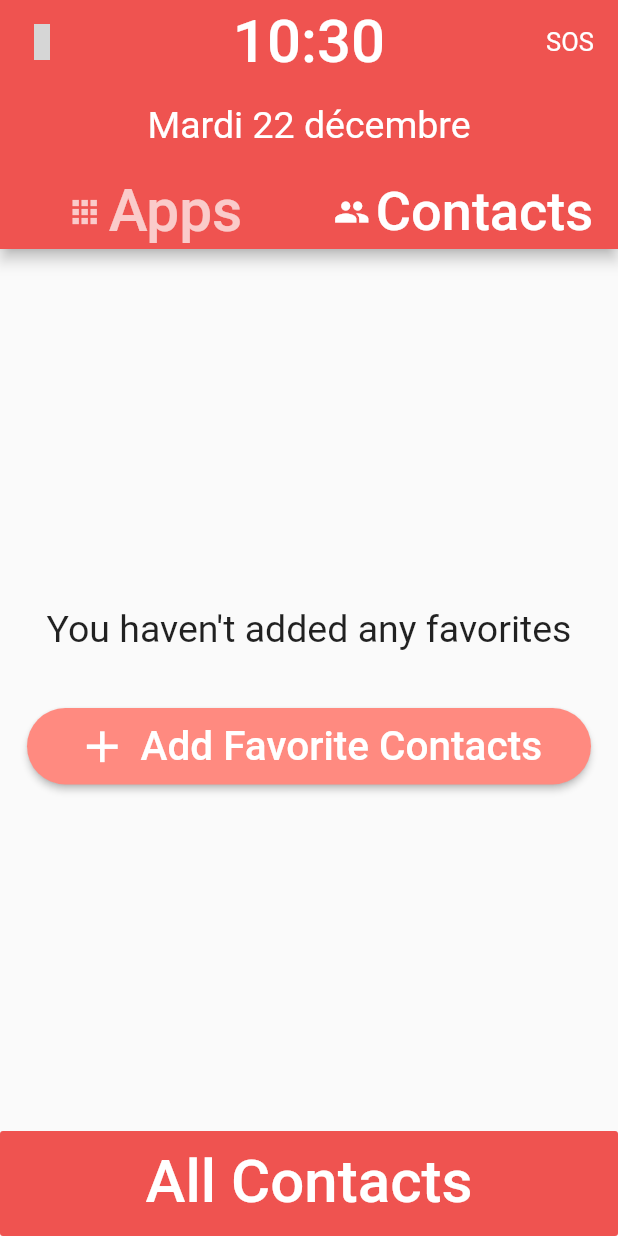
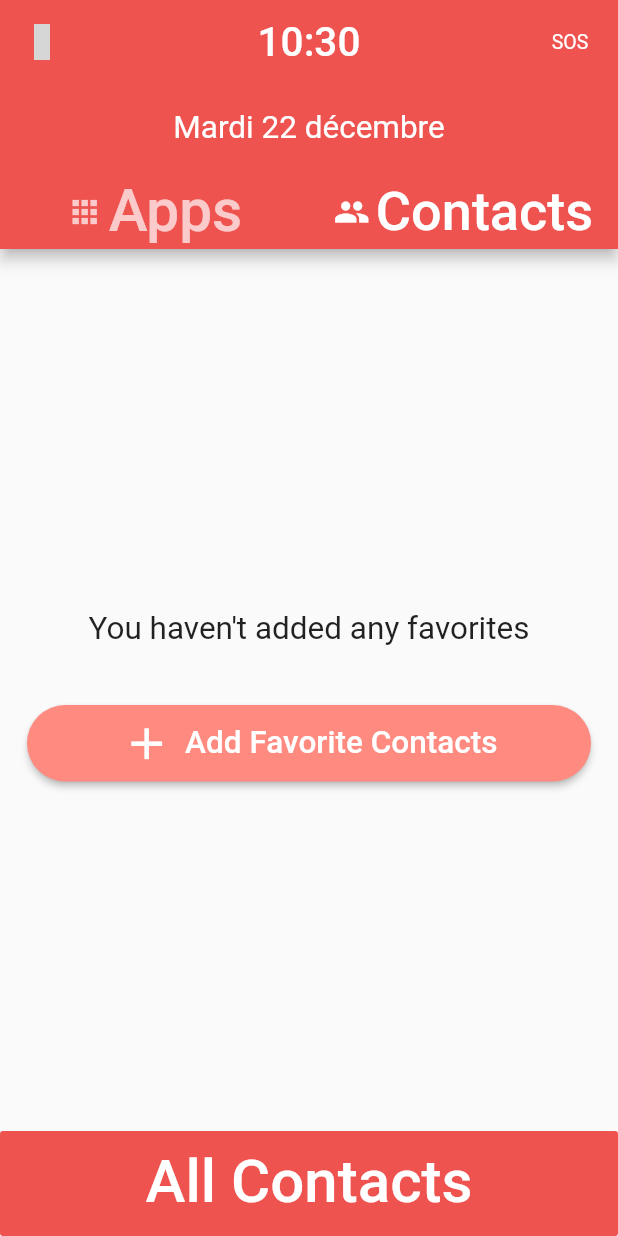
Before and after one commit to ClementSicard/SeniorLauncher, a Flutter app: the screen it shows after launch, tab 2 chosen, on a phone screen of 412 x 824 dp. Run offline on Flutter 3.47's test engine with Material 2 defaults, Android fonts, the phone set to English and light mode, and no system bars; drawn by our look-alikes of auto_size_text; our stand-ins replace contacts_service, flutter_icons, fluttertoast, permission_handler, shared_preferences; missing offline and left inert: device_apps, flutter_downloader; statements that could not run were skipped; grey boxes are pictures that could not be loaded.

Commit message:
added dark theme support + big font as well

```diff
--- a/lib/ui/pages/home_page/call_dialog.dart
+++ b/lib/ui/pages/home_page/call_dialog.dart
@@ -15,7 +15,6 @@ Future CallDialog(BuildContext context, Item contact,
     {bool support = false, bool secureCall = false}) {
   return showCupertinoModalPopup(
     context: context,
-    filter: ImageFilter.blur(),
     builder: (context) => CupertinoActionSheet(
       title: Text(
         contact.name,
@@ -130,7 +129,7 @@ Future CallDialog(BuildContext context, Item contact,
                     ),
                   ),
                   Text(
-                    'Démarrer QuickSupport',
+                    'Contrôle à distance',
                     style: TextStyles.dialogActionMain,
                   ),
                 ],
--- a/lib/ui/pages/home_page/fav_grid_view.dart
+++ b/lib/ui/pages/home_page/fav_grid_view.dart
@@ -1,6 +1,7 @@
 import 'package:auto_size_text/auto_size_text.dart';
 import 'package:senior_launcher/constants/custom_functions.dart';
 import 'package:senior_launcher/models/item.dart';
+import 'package:senior_launcher/ui/colors.dart';
 import 'package:senior_launcher/ui/theme.dart';
 import 'package:flutter/material.dart';
 import 'package:senior_launcher/utils/circle_avatar_custom.dart';
@@ -30,7 +31,6 @@ class FavGridView extends StatelessWidget {
           children: favItems.map(
             (item) {
               return Card(
-                color: Colors.grey[200],
                 shape: RoundedRectangleBorder(
                   borderRadius: BorderRadius.circular(25.0),
                 ),
--- a/lib/ui/pages/home_page/home_page.dart
+++ b/lib/ui/pages/home_page/home_page.dart
@@ -54,7 +54,7 @@ class HomePage extends StatelessWidget {
             child: IconButton(
               icon: const Text(
                 'SOS',
-                style: TextStyle(fontSize: 17),
+                style: TextStyle(fontSize: 13),
               ),
               onPressed: () => showCupertinoModalPopup(
                 context: context,
--- a/lib/ui/pages/reorder_page/reorder_widget.dart
+++ b/lib/ui/pages/reorder_page/reorder_widget.dart
@@ -43,12 +43,6 @@ class ReorderableCard extends StatelessWidget {
   @override
   Widget build(BuildContext context) {
     return Card(
-      shape: RoundedRectangleBorder(
-        borderRadius: BorderRadius.circular(25.0),
-      ),
-      margin: const EdgeInsets.symmetric(horizontal: 2, vertical: 4),
-      color: Colors.grey[200],
-      elevation: 1,
       child: Padding(
         padding: const EdgeInsets.all(8.0),
         child: ListTile(
--- a/lib/ui/theme.dart
+++ b/lib/ui/theme.dart
@@ -3,37 +3,55 @@ import 'package:flutter/material.dart';
 
 var lightTheme = ThemeData(
   primaryColor: Colors.red[400],
-  accentColor: Colors.red,
+  accentColor: Colors.redAccent[100],
   backgroundColor: seniorWhite,
-  cardColor: seniorBlueGrey,
+  cardColor: seniorGrey,
   textTheme: Typography.blackMountainView,
+  cardTheme: CardTheme(
+    color: seniorGrey,
+    shape: RoundedRectangleBorder(
+      borderRadius: BorderRadius.circular(25.0),
+    ),
+    margin: const EdgeInsets.all(4.0),
+    elevation: 1,
+  ),
 );
 
 var darkTheme = ThemeData(
-    primaryColor: seniorDarkGrey,
-    accentColor: seniorPink,
-    backgroundColor: seniorBlack,
-    cardColor: seniorDarkGreySecondary,
-    dividerTheme: DividerThemeData(color: seniorBlueGrey),
-    textTheme: Typography.whiteMountainView);
+  primaryColor: Colors.red[400],
+  accentColor: Colors.redAccent[100],
+  backgroundColor: seniorBlack,
+  cardColor: seniorDarkGrey,
+  dividerTheme: DividerThemeData(color: seniorGrey),
+  textTheme: Typography.whiteMountainView,
+  cardTheme: CardTheme(
+    color: seniorDarkGrey,
+    shape: RoundedRectangleBorder(
+      borderRadius: BorderRadius.circular(25.0),
+    ),
+    margin: const EdgeInsets.all(4),
+    elevation: 1,
+  ),
+);
 
 class TextStyles {
-  static const cardTitle = TextStyle(fontSize: 27);
-  static const listTitle = TextStyle(fontSize: 27);
-  static const headerTime = TextStyle(fontSize: 40);
-  static const headerDate = TextStyle(color: Colors.white, fontSize: 25);
-  static const infoMessage = TextStyle(fontSize: 25);
-  static const actionButtonLabel = TextStyle(fontSize: 27, color: Colors.white);
+  static const cardTitle = TextStyle(fontSize: 21);
+  static const listTitle = TextStyle(fontSize: 21);
+  static const listSubtitle = TextStyle(fontSize: 17);
+  static const headerTime = TextStyle(fontSize: 27);
+  static const headerDate = TextStyle(color: Colors.white, fontSize: 21);
+  static const infoMessage = TextStyle(fontSize: 21);
+  static const actionButtonLabel = TextStyle(fontSize: 21, color: Colors.white);
   static const primaryButtonLabel =
-      TextStyle(color: Colors.white, fontSize: 50, height: 1);
-  static const dialogTitle = TextStyle(color: Colors.black, fontSize: 25);
-  static const dialogAction = TextStyle(color: Colors.blue, fontSize: 22);
+      TextStyle(color: Colors.white, fontSize: 45, height: 1);
+  static const dialogTitle = TextStyle(color: Colors.black, fontSize: 20);
+  static const dialogAction = TextStyle(color: Colors.blue, fontSize: 18);
   static const dialogActionMain =
-      TextStyle(color: Colors.blue, fontSize: 25, fontWeight: FontWeight.w400);
+      TextStyle(color: Colors.blue, fontSize: 19, fontWeight: FontWeight.w400);
 }
 
 class Values {
-  static const double dividerThickness = 2;
+  static const double dividerThickness = 0;
   static const double primaryButtonHeight = 55;
   static const double fabSafeBottomPadding = 45;
 }
```
Also changed, not shown: lib/ui/colors.dart (+2 -5 lines), lib/ui/pages/edit_page/multi_select_widget.dart (+12 -4 lines).
